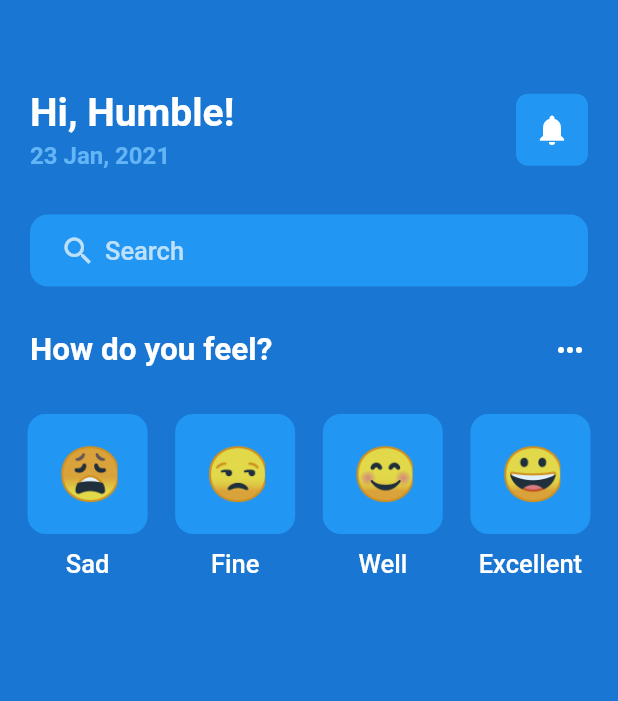
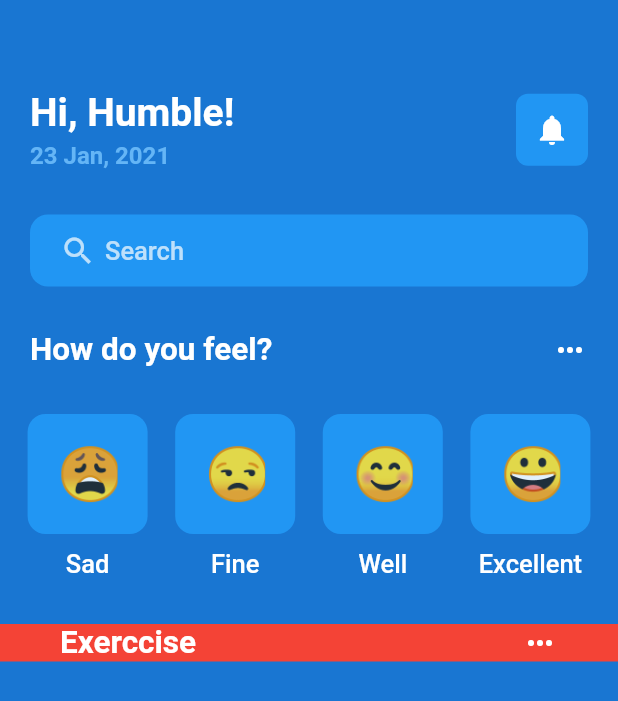
Before and after one commit to HumbleGh/eatsy, a Flutter app: the screen it shows after launch, after a tap on "Log in", on a phone screen of 412 x 824 dp. Shown: the top 701 px of the screen. Run offline on Flutter 3.47's test engine with Material 2 defaults, Android fonts, the phone set to English and light mode, and no system bars; our stand-ins replace gap, get.

Commit message:
minor updates

```diff
--- a/lib/screens/welcome_screen.dart
+++ b/lib/screens/welcome_screen.dart
@@ -97,16 +97,13 @@ class _WelcomeScreenState extends State<WelcomeScreen> {
               ],
             ),
             Gap(AppLayout.getHeight(30)),
-            // SizedBox(
-            //   height: double.infinity,
-            //   width: double.infinity,
-            //   child: Container(
-            //     decoration: BoxDecoration(color: Colors.white),
-            //     child: Column(
-            //       children: [const TextMore(text: 'Exercises')],
-            //     ),
-            //   ),
-            // )
+            Expanded(
+              child: Container(
+                  padding:
+                      EdgeInsets.symmetric(horizontal: AppLayout.getHeight(20)),
+                  decoration: BoxDecoration(color: Colors.red),
+                  child: const TextMore(text: 'Exerccise')),
+            )
           ],
         ));
   }
```
